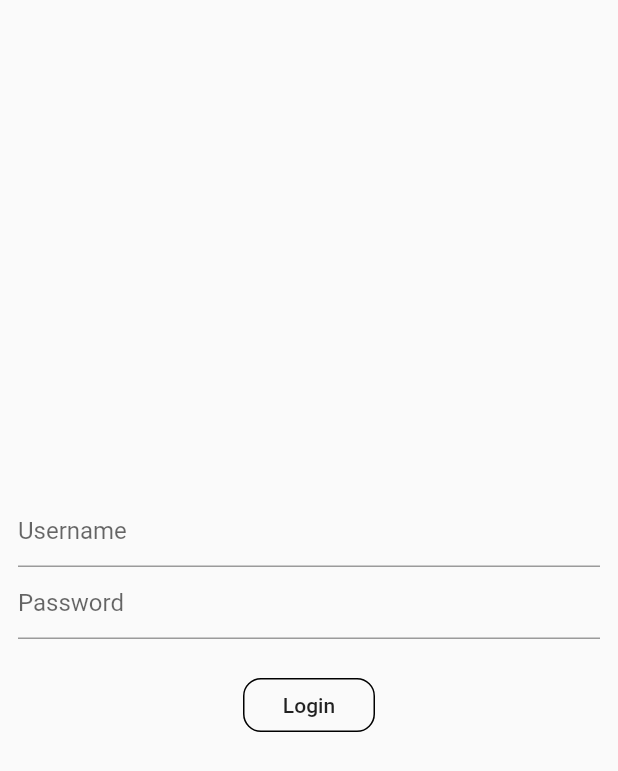
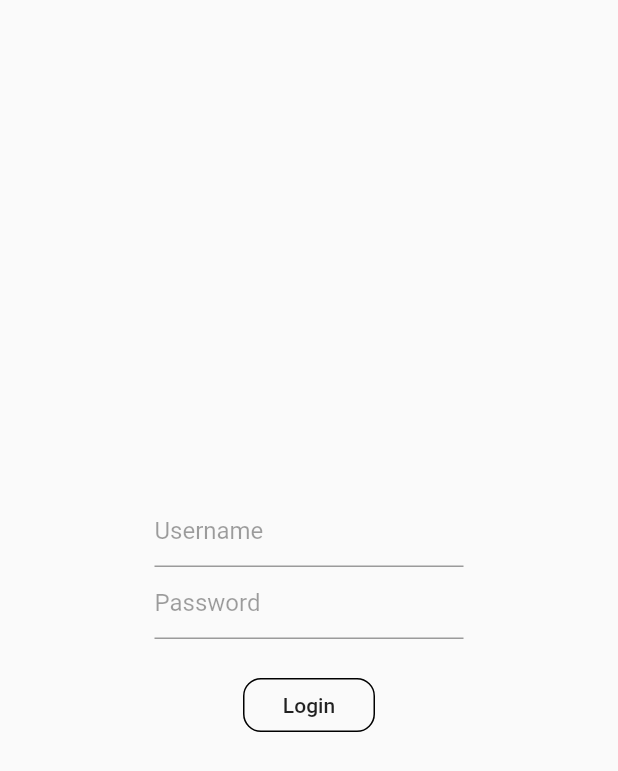
Before and after one commit to madhavth/flutter_login_bloc, a Flutter app: the LoginForm widget shown alone on an empty page, opened directly, on a phone screen of 412 x 824 dp. Shown: the top 771 px of the screen. Run offline on Flutter 3.47's test engine with Material 2 defaults, Android fonts, the light colour scheme and no system bars; our stand-ins replace bloc, equatable, flushbar, flutter_bloc, shared_preferences; accounts and stored records are empty.

Commit message:
added checking state for login

```diff
--- a/lib/bloc/login_bloc.dart
+++ b/lib/bloc/login_bloc.dart
@@ -21,6 +21,8 @@ class LoginBloc extends Bloc<LoginEvent, LoginState> {
         try{
             if(event.username !="" && event.password == "")
               {
+                yield LoginChecking();
+                await Future.delayed(Duration(seconds: 1));
                 final prefs = await SharedPreferences.getInstance();
                 prefs.setInt(Const.LOGINCHECK, 1);
                 prefs.setString(Const.USERNAME,event.username);
--- a/lib/bloc/login_state.dart
+++ b/lib/bloc/login_state.dart
@@ -15,3 +15,5 @@ class LoginFailed extends LoginState {}
 class LoginSuccess extends LoginState {}
 
 class InitialLoginState extends LoginState {}
+
+class LoginChecking extends LoginState {}
--- a/lib/ui/Login/LoginScreen.dart
+++ b/lib/ui/Login/LoginScreen.dart
@@ -25,6 +25,7 @@ class _LoginFormState extends State<LoginForm> {
 
   final textController1 = TextEditingController();
   final textController2 = TextEditingController();
+  final _showLoading = Flushbar(message: 'Checking..');
 
   @override
   Widget build(BuildContext context) {
@@ -32,19 +33,25 @@ class _LoginFormState extends State<LoginForm> {
       listener: (BuildContext context, state) {
         if(state is LoginSuccess)
           {
+            _showLoading.dismiss();
             showFlushBar('Logged In',Duration(seconds: 2));
             context.bloc<AuthenticationBloc>().add(AppLoggedIn());
           }
 
         else if (state is LoginFailed)
           {
+            _showLoading.dismiss();
             showFlushBar('Login Failed, set password empty, but not username ty',Duration(seconds: 3));
           }
 
-        else
+        else if (state is LoginChecking)
           {
+            _showLoading.show(context);
+          }
 
-          }
+        else {
+           _showLoading.dismiss();
+        }
     },
       child: Center(
         child: Container(
@@ -73,11 +80,17 @@ class _LoginFormState extends State<LoginForm> {
   }
 
   Widget formField(hint,controller,obscure) {
-    return TextFormField(
-      controller: controller,
-      obscureText: obscure,
-      decoration: InputDecoration(
-        hintText: hint,
+    return Container(
+      width: MediaQuery.of(context).size.width/2,
+      child: TextFormField(
+        controller: controller,
+        obscureText: obscure,
+        decoration: InputDecoration(
+          hintStyle: TextStyle(
+            color: Colors.black38
+          ),
+          hintText: hint,
+        ),
       ),
     );
   }
```
